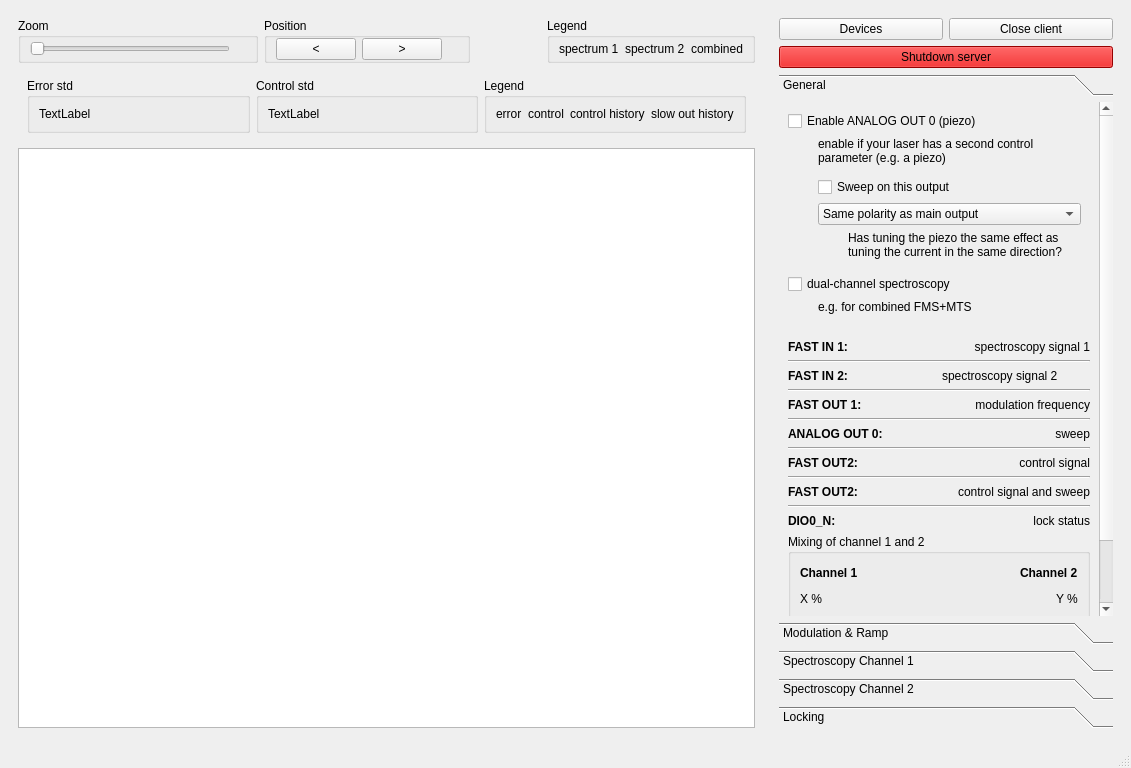
linien-org/linien, file linien/client/ui/main_window.ui: the form before one commit.
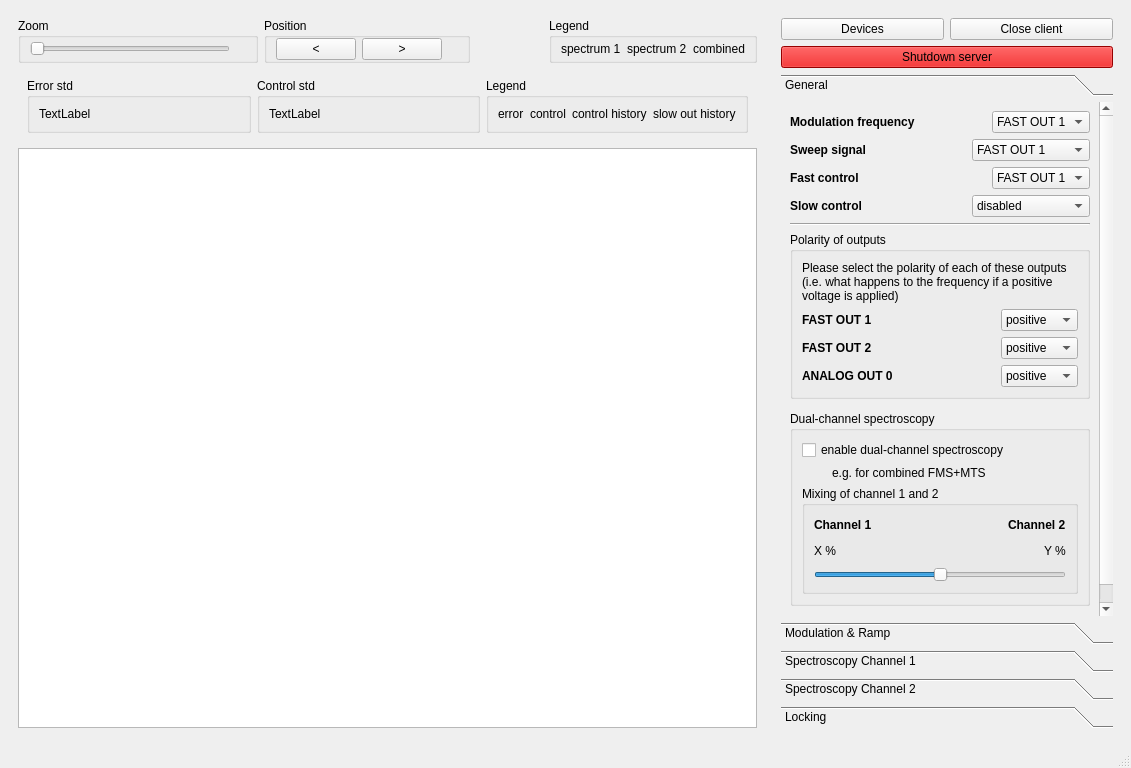
The form after the commit. Custom widgets are drawn as their Qt base class.

Commit message: more flexible selection of signal routing

```diff
--- a/linien/client/ui/main_window.ui
+++ b/linien/client/ui/main_window.ui
@@ -809,8 +809,8 @@
            <rect>
             <x>0</x>
             <y>0</y>
-            <width>357</width>
-            <height>704</height>
+            <width>340</width>
+            <height>679</height>
            </rect>
           </property>
           <attribute name="label">
@@ -818,23 +818,344 @@
           </attribute>
           <layout class="QVBoxLayout" name="verticalLayout_15">
            <item>
-            <widget class="QCheckBox" name="enable_slow_out">
+            <layout class="QHBoxLayout" name="horizontalLayout_24">
+             <item>
+              <widget class="QLabel" name="label_15">
+               <property name="font">
+                <font>
+                 <weight>75</weight>
+                 <bold>true</bold>
+                </font>
+               </property>
              <property name="text">
-              <string>Enable ANALOG OUT 0 (piezo)</string>
+                <string>Modulation frequency</string>
              </property>
             </widget>
            </item>
            <item>
-            <widget class="QLabel" name="label_10">
+              <widget class="QComboBox" name="mod_channel">
+               <property name="sizePolicy">
+                <sizepolicy hsizetype="Fixed" vsizetype="Fixed">
+                 <horstretch>0</horstretch>
+                 <verstretch>0</verstretch>
+                </sizepolicy>
+               </property>
+               <item>
              <property name="text">
-              <string>enable if your laser has a second control parameter (e.g. a piezo)</string>
+                 <string>FAST OUT 1</string>
+                </property>
+               </item>
+               <item>
+                <property name="text">
+                 <string>FAST OUT 2</string>
+                </property>
+               </item>
+              </widget>
+             </item>
+            </layout>
+           </item>
+           <item>
+            <layout class="QHBoxLayout" name="horizontalLayout_26">
+             <item>
+              <widget class="QLabel" name="label_17">
+               <property name="font">
+                <font>
+                 <weight>75</weight>
+                 <bold>true</bold>
+                </font>
+               </property>
+               <property name="text">
+                <string>Sweep signal</string>
+               </property>
+              </widget>
+             </item>
+             <item>
+              <widget class="QComboBox" name="sweep_channel">
+               <property name="sizePolicy">
+                <sizepolicy hsizetype="Fixed" vsizetype="Fixed">
+                 <horstretch>0</horstretch>
+                 <verstretch>0</verstretch>
+                </sizepolicy>
+               </property>
+               <item>
+                <property name="text">
+                 <string>FAST OUT 1</string>
+                </property>
+               </item>
+               <item>
+                <property name="text">
+                 <string>FAST OUT 2</string>
+                </property>
+               </item>
+               <item>
+                <property name="text">
+                 <string>ANALOG OUT 0</string>
+                </property>
+               </item>
+              </widget>
+             </item>
+            </layout>
+           </item>
+           <item>
+            <layout class="QHBoxLayout" name="horizontalLayout_25">
+             <item>
+              <widget class="QLabel" name="label_16">
+               <property name="sizePolicy">
+                <sizepolicy hsizetype="Preferred" vsizetype="Preferred">
+                 <horstretch>0</horstretch>
+                 <verstretch>0</verstretch>
+                </sizepolicy>
+               </property>
+               <property name="font">
+                <font>
+                 <weight>75</weight>
+                 <bold>true</bold>
+                </font>
+               </property>
+               <property name="text">
+                <string>Fast control</string>
+               </property>
+              </widget>
+             </item>
+             <item>
+              <widget class="QComboBox" name="control_channel">
+               <property name="sizePolicy">
+                <sizepolicy hsizetype="Fixed" vsizetype="Fixed">
+                 <horstretch>0</horstretch>
+                 <verstretch>0</verstretch>
+                </sizepolicy>
+               </property>
+               <item>
+                <property name="text">
+                 <string>FAST OUT 1</string>
+                </property>
+               </item>
+               <item>
+                <property name="text">
+                 <string>FAST OUT 2</string>
+                </property>
+               </item>
+              </widget>
+             </item>
+            </layout>
+           </item>
+           <item>
+            <layout class="QHBoxLayout" name="horizontalLayout_4">
+             <item>
+              <widget class="QLabel" name="label_3">
+               <property name="font">
+                <font>
+                 <weight>75</weight>
+                 <bold>true</bold>
+                </font>
+               </property>
+               <property name="text">
+                <string>Slow control</string>
+               </property>
+              </widget>
+             </item>
+             <item>
+              <widget class="QComboBox" name="slow_control_channel">
+               <property name="sizePolicy">
+                <sizepolicy hsizetype="Fixed" vsizetype="Fixed">
+                 <horstretch>0</horstretch>
+                 <verstretch>0</verstretch>
+                </sizepolicy>
+               </property>
+               <item>
+                <property name="text">
+                 <string>disabled</string>
+                </property>
+               </item>
+               <item>
+                <property name="text">
+                 <string>ANALOG OUT 0</string>
+                </property>
+               </item>
+              </widget>
+             </item>
+            </layout>
+           </item>
+           <item>
+            <widget class="Line" name="line">
+             <property name="orientation">
+              <enum>Qt::Horizontal</enum>
+             </property>
+            </widget>
+           </item>
+           <item>
+            <widget class="QGroupBox" name="groupBox_12">
+             <property name="title">
+              <string>Polarity of outputs</string>
+             </property>
+             <layout class="QVBoxLayout" name="verticalLayout_9">
+              <item>
+               <widget class="QLabel" name="label_8">
+                <property name="text">
+                 <string>Please select the polarity of each of these outputs (i.e. what happens to the frequency if a positive voltage is applied)</string>
              </property>
              <property name="wordWrap">
               <bool>true</bool>
              </property>
-             <property name="indent">
-              <number>30</number>
-             </property>
+               </widget>
+              </item>
+              <item>
+               <widget class="QWidget" name="polarity_container_fast_out1" native="true">
+                <layout class="QHBoxLayout" name="horizontalLayout_10">
+                 <property name="spacing">
+                  <number>6</number>
+                 </property>
+                 <property name="leftMargin">
+                  <number>0</number>
+                 </property>
+                 <property name="topMargin">
+                  <number>0</number>
+                 </property>
+                 <property name="rightMargin">
+                  <number>0</number>
+                 </property>
+                 <property name="bottomMargin">
+                  <number>0</number>
+                 </property>
+                 <item>
+                  <widget class="QLabel" name="label_9">
+                   <property name="font">
+                    <font>
+                     <weight>75</weight>
+                     <bold>true</bold>
+                    </font>
+                   </property>
+                   <property name="text">
+                    <string>FAST OUT 1</string>
+                   </property>
+                  </widget>
+                 </item>
+                 <item>
+                  <widget class="QComboBox" name="polarity_fast_out1">
+                   <property name="sizePolicy">
+                    <sizepolicy hsizetype="Fixed" vsizetype="Fixed">
+                     <horstretch>0</horstretch>
+                     <verstretch>0</verstretch>
+                    </sizepolicy>
+                   </property>
+                   <item>
+                    <property name="text">
+                     <string>positive</string>
+                    </property>
+                   </item>
+                   <item>
+                    <property name="text">
+                     <string>negative</string>
+                    </property>
+                   </item>
+                  </widget>
+                 </item>
+                </layout>
+               </widget>
+              </item>
+              <item>
+               <widget class="QWidget" name="polarity_container_fast_out2" native="true">
+                <layout class="QHBoxLayout" name="horizontalLayout_12">
+                 <property name="leftMargin">
+                  <number>0</number>
+                 </property>
+                 <property name="topMargin">
+                  <number>0</number>
+                 </property>
+                 <property name="rightMargin">
+                  <number>0</number>
+                 </property>
+                 <property name="bottomMargin">
+                  <number>0</number>
+                 </property>
+                 <item>
+                  <widget class="QLabel" name="label_11">
+                   <property name="font">
+                    <font>
+                     <weight>75</weight>
+                     <bold>true</bold>
+                    </font>
+                   </property>
+                   <property name="text">
+                    <string>FAST OUT 2</string>
+                   </property>
+                  </widget>
+                 </item>
+                 <item>
+                  <widget class="QComboBox" name="polarity_fast_out2">
+                   <property name="sizePolicy">
+                    <sizepolicy hsizetype="Fixed" vsizetype="Fixed">
+                     <horstretch>0</horstretch>
+                     <verstretch>0</verstretch>
+                    </sizepolicy>
+                   </property>
+                   <item>
+                    <property name="text">
+                     <string>positive</string>
+                    </property>
+                   </item>
+                   <item>
+                    <property name="text">
+                     <string>negative</string>
+                    </property>
+                   </item>
+                  </widget>
+                 </item>
+                </layout>
+               </widget>
+              </item>
+              <item>
+               <widget class="QWidget" name="polarity_container_analog_out0" native="true">
+                <layout class="QHBoxLayout" name="horizontalLayout_11">
+                 <property name="leftMargin">
+                  <number>0</number>
+                 </property>
+                 <property name="topMargin">
+                  <number>0</number>
+                 </property>
+                 <property name="rightMargin">
+                  <number>0</number>
+                 </property>
+                 <property name="bottomMargin">
+                  <number>0</number>
+                 </property>
+                 <item>
+                  <widget class="QLabel" name="label_4">
+                   <property name="font">
+                    <font>
+                     <weight>75</weight>
+                     <bold>true</bold>
+                    </font>
+                   </property>
+                   <property name="text">
+                    <string>ANALOG OUT 0</string>
+                   </property>
+                  </widget>
+                 </item>
+                 <item>
+                  <widget class="QComboBox" name="polarity_analog_out0">
+                   <property name="sizePolicy">
+                    <sizepolicy hsizetype="Fixed" vsizetype="Fixed">
+                     <horstretch>0</horstretch>
+                     <verstretch>0</verstretch>
+                    </sizepolicy>
+                   </property>
+                   <item>
+                    <property name="text">
+                     <string>positive</string>
+                    </property>
+                   </item>
+                   <item>
+                    <property name="text">
+                     <string>negative</string>
+                    </property>
+                   </item>
+                  </widget>
+                 </item>
+                </layout>
+               </widget>
+              </item>
+             </layout>
             </widget>
            </item>
            <item>
@@ -856,55 +1177,15 @@
             </widget>
            </item>
            <item>
-            <widget class="QWidget" name="slow_out_settings" native="true">
+            <widget class="QGroupBox" name="groupBox_11">
+             <property name="title">
+              <string>Dual-channel spectroscopy</string>
+             </property>
              <layout class="QVBoxLayout" name="verticalLayout_13">
-              <property name="leftMargin">
-               <number>30</number>
-              </property>
-              <property name="topMargin">
-               <number>0</number>
-              </property>
-              <item>
-               <widget class="QCheckBox" name="rampOnSlow">
-                <property name="text">
-                 <string>Sweep on this output</string>
-                </property>
-               </widget>
-              </item>
-              <item>
-               <widget class="QComboBox" name="slow_polarity">
-                <item>
-                 <property name="text">
-                  <string>Same polarity as main output</string>
-                 </property>
-                </item>
-                <item>
-                 <property name="text">
-                  <string>Different polarity than main output</string>
-                 </property>
-                </item>
-               </widget>
-              </item>
-              <item>
-               <widget class="QLabel" name="explain_slow_polarity">
-                <property name="text">
-                 <string>Has tuning the piezo the same effect as tuning the current in the same direction?</string>
-                </property>
-                <property name="wordWrap">
-                 <bool>true</bool>
-                </property>
-                <property name="indent">
-                 <number>30</number>
-                </property>
-               </widget>
-              </item>
-             </layout>
-            </widget>
-           </item>
            <item>
             <widget class="QCheckBox" name="dual_channel">
              <property name="text">
-              <string>dual-channel spectroscopy</string>
+                 <string>enable dual-channel spectroscopy</string>
              </property>
             </widget>
            </item>
@@ -921,342 +1202,6 @@
              </property>
             </widget>
            </item>
-           <item>
-            <spacer name="verticalSpacer_2">
-             <property name="orientation">
-              <enum>Qt::Vertical</enum>
-             </property>
-             <property name="sizeType">
-              <enum>QSizePolicy::Fixed</enum>
-             </property>
-             <property name="sizeHint" stdset="0">
-              <size>
-               <width>20</width>
-               <height>20</height>
-              </size>
-             </property>
-            </spacer>
-           </item>
-           <item>
-            <layout class="QHBoxLayout" name="horizontalLayout_10">
-             <item>
-              <widget class="QLabel" name="label_11">
-               <property name="text">
-                <string>&lt;html&gt;&lt;head/&gt;&lt;body&gt;&lt;p&gt;&lt;span style=&quot; font-weight:600;&quot;&gt;FAST IN 1:&lt;/span&gt;&lt;/p&gt;&lt;/body&gt;&lt;/html&gt;</string>
-               </property>
-               <property name="textFormat">
-                <enum>Qt::RichText</enum>
-               </property>
-               <property name="wordWrap">
-                <bool>true</bool>
-               </property>
-              </widget>
-             </item>
-             <item>
-              <widget class="QLabel" name="label_12">
-               <property name="text">
-                <string>spectroscopy signal 1</string>
-               </property>
-               <property name="alignment">
-                <set>Qt::AlignRight|Qt::AlignTrailing|Qt::AlignVCenter</set>
-               </property>
-               <property name="wordWrap">
-                <bool>true</bool>
-               </property>
-              </widget>
-             </item>
-            </layout>
-           </item>
-           <item>
-            <widget class="Line" name="line_5">
-             <property name="orientation">
-              <enum>Qt::Horizontal</enum>
-             </property>
-            </widget>
-           </item>
-           <item>
-            <widget class="QWidget" name="explain_second_channel" native="true">
-             <layout class="QVBoxLayout" name="verticalLayout_9">
-              <property name="leftMargin">
-               <number>0</number>
-              </property>
-              <property name="topMargin">
-               <number>0</number>
-              </property>
-              <property name="rightMargin">
-               <number>0</number>
-              </property>
-              <property name="bottomMargin">
-               <number>0</number>
-              </property>
-              <item>
-               <widget class="QWidget" name="explain_second_channel_inner" native="true">
-                <layout class="QHBoxLayout" name="horizontalLayout_4">
-                 <property name="leftMargin">
-                  <number>0</number>
-                 </property>
-                 <property name="topMargin">
-                  <number>0</number>
-                 </property>
-                 <property name="rightMargin">
-                  <number>0</number>
-                 </property>
-                 <property name="bottomMargin">
-                  <number>0</number>
-                 </property>
-                 <item>
-                  <widget class="QLabel" name="label_3">
-                   <property name="text">
-                    <string>&lt;html&gt;&lt;head/&gt;&lt;body&gt;&lt;p&gt;&lt;span style=&quot; font-weight:600;&quot;&gt;FAST IN 2:&lt;/span&gt;&lt;/p&gt;&lt;/body&gt;&lt;/html&gt;</string>
-                   </property>
-                   <property name="wordWrap">
-                    <bool>true</bool>
-                   </property>
-                  </widget>
-                 </item>
-                 <item>
-                  <widget class="QLabel" name="label_4">
-                   <property name="text">
-                    <string>spectroscopy signal 2</string>
-                   </property>
-                   <property name="wordWrap">
-                    <bool>true</bool>
-                   </property>
-                  </widget>
-                 </item>
-                </layout>
-               </widget>
-              </item>
-              <item>
-               <widget class="Line" name="line">
-                <property name="orientation">
-                 <enum>Qt::Horizontal</enum>
-                </property>
-               </widget>
-              </item>
-             </layout>
-            </widget>
-           </item>
-           <item>
-            <layout class="QHBoxLayout" name="horizontalLayout_11">
-             <item>
-              <widget class="QLabel" name="label_14">
-               <property name="text">
-                <string>&lt;html&gt;&lt;head/&gt;&lt;body&gt;&lt;p&gt;&lt;span style=&quot; font-weight:600;&quot;&gt;FAST OUT 1:&lt;/span&gt;&lt;/p&gt;&lt;/body&gt;&lt;/html&gt;</string>
-               </property>
-               <property name="textFormat">
-                <enum>Qt::RichText</enum>
-               </property>
-               <property name="wordWrap">
-                <bool>true</bool>
-               </property>
-              </widget>
-             </item>
-             <item>
-              <widget class="QLabel" name="label_13">
-               <property name="text">
-                <string>modulation frequency</string>
-               </property>
-               <property name="alignment">
-                <set>Qt::AlignRight|Qt::AlignTrailing|Qt::AlignVCenter</set>
-               </property>
-               <property name="wordWrap">
-                <bool>true</bool>
-               </property>
-              </widget>
-             </item>
-            </layout>
-           </item>
-           <item>
-            <widget class="Line" name="line_7">
-             <property name="orientation">
-              <enum>Qt::Horizontal</enum>
-             </property>
-            </widget>
-           </item>
-           <item>
-            <widget class="QWidget" name="explainSweepOnAnalog" native="true">
-             <layout class="QVBoxLayout" name="verticalLayout_14">
-              <property name="leftMargin">
-               <number>0</number>
-              </property>
-              <property name="topMargin">
-               <number>0</number>
-              </property>
-              <property name="rightMargin">
-               <number>0</number>
-              </property>
-              <property name="bottomMargin">
-               <number>0</number>
-              </property>
-              <item>
-               <layout class="QHBoxLayout" name="horizontalLayout_15">
-                <item>
-                 <widget class="QLabel" name="label_21">
-                  <property name="text">
-                   <string>&lt;html&gt;&lt;head/&gt;&lt;body&gt;&lt;p&gt;&lt;span style=&quot; font-weight:600;&quot;&gt;ANALOG OUT 0:&lt;/span&gt;&lt;/p&gt;&lt;/body&gt;&lt;/html&gt;</string>
-                  </property>
-                  <property name="wordWrap">
-                   <bool>true</bool>
-                  </property>
-                 </widget>
-                </item>
-                <item>
-                 <widget class="QLabel" name="label_22">
-                  <property name="text">
-                   <string>sweep</string>
-                  </property>
-                  <property name="alignment">
-                   <set>Qt::AlignRight|Qt::AlignTrailing|Qt::AlignVCenter</set>
-                  </property>
-                  <property name="wordWrap">
-                   <bool>true</bool>
-                  </property>
-                 </widget>
-                </item>
-               </layout>
-              </item>
-              <item>
-               <widget class="Line" name="line_4">
-                <property name="orientation">
-                 <enum>Qt::Horizontal</enum>
-                </property>
-               </widget>
-              </item>
-              <item>
-               <layout class="QHBoxLayout" name="horizontalLayout_14">
-                <item>
-                 <widget class="QLabel" name="label_19">
-                  <property name="text">
-                   <string>&lt;html&gt;&lt;head/&gt;&lt;body&gt;&lt;p&gt;&lt;span style=&quot; font-weight:600;&quot;&gt;FAST OUT2:&lt;/span&gt;&lt;/p&gt;&lt;/body&gt;&lt;/html&gt;</string>
-                  </property>
-                  <property name="wordWrap">
-                   <bool>true</bool>
-                  </property>
-                 </widget>
-                </item>
-                <item>
-                 <widget class="QLabel" name="label_20">
-                  <property name="text">
-                   <string>control signal</string>
-                  </property>
-                  <property name="alignment">
-                   <set>Qt::AlignRight|Qt::AlignTrailing|Qt::AlignVCenter</set>
-                  </property>
-                  <property name="wordWrap">
-                   <bool>true</bool>
-                  </property>
-                 </widget>
-                </item>
-               </layout>
-              </item>
-              <item>
-               <widget class="Line" name="line_3">
-                <property name="orientation">
-                 <enum>Qt::Horizontal</enum>
-                </property>
-               </widget>
-              </item>
-             </layout>
-            </widget>
-           </item>
-           <item>
-            <widget class="QWidget" name="explainNoSweepOnAnalog" native="true">
-             <layout class="QVBoxLayout" name="verticalLayout_16">
-              <property name="leftMargin">
-               <number>0</number>
-              </property>
-              <property name="topMargin">
-               <number>0</number>
-              </property>
-              <property name="rightMargin">
-               <number>0</number>
-              </property>
-              <property name="bottomMargin">
-               <number>0</number>
-              </property>
-              <item>
-               <widget class="QWidget" name="explainNoSweepOnAnalogInner" native="true">
-                <layout class="QHBoxLayout" name="horizontalLayout_18">
-                 <property name="leftMargin">
-                  <number>0</number>
-                 </property>
-                 <property name="topMargin">
-                  <number>0</number>
-                 </property>
-                 <property name="rightMargin">
-                  <number>0</number>
-                 </property>
-                 <property name="bottomMargin">
-                  <number>0</number>
-                 </property>
-                 <item>
-                  <layout class="QHBoxLayout" name="horizontalLayout_17">
-                   <item>
-                    <widget class="QLabel" name="label_25">
-                     <property name="text">
-                      <string>&lt;html&gt;&lt;head/&gt;&lt;body&gt;&lt;p&gt;&lt;span style=&quot; font-weight:600;&quot;&gt;FAST OUT2:&lt;/span&gt;&lt;/p&gt;&lt;/body&gt;&lt;/html&gt;</string>
-                     </property>
-                     <property name="wordWrap">
-                      <bool>true</bool>
-                     </property>
-                    </widget>
-                   </item>
-                   <item>
-                    <widget class="QLabel" name="label_26">
-                     <property name="text">
-                      <string>control signal and sweep</string>
-                     </property>
-                     <property name="alignment">
-                      <set>Qt::AlignRight|Qt::AlignTrailing|Qt::AlignVCenter</set>
-                     </property>
-                     <property name="wordWrap">
-                      <bool>true</bool>
-                     </property>
-                    </widget>
-                   </item>
-                  </layout>
-                 </item>
-                </layout>
-               </widget>
-              </item>
-              <item>
-               <widget class="Line" name="line_6">
-                <property name="orientation">
-                 <enum>Qt::Horizontal</enum>
-                </property>
-               </widget>
-              </item>
-             </layout>
-            </widget>
-           </item>
-           <item>
-            <layout class="QHBoxLayout" name="horizontalLayout_12">
-             <item>
-              <widget class="QLabel" name="label_9">
-               <property name="text">
-                <string>&lt;html&gt;&lt;head/&gt;&lt;body&gt;&lt;p&gt;&lt;span style=&quot; font-weight:600;&quot;&gt;DIO0_N:&lt;/span&gt;&lt;/p&gt;&lt;/body&gt;&lt;/html&gt;</string>
-               </property>
-               <property name="wordWrap">
-                <bool>true</bool>
-               </property>
-              </widget>
-             </item>
-             <item>
-              <widget class="QLabel" name="label_8">
-               <property name="text">
-                <string>lock status</string>
-               </property>
-               <property name="alignment">
-                <set>Qt::AlignRight|Qt::AlignTrailing|Qt::AlignVCenter</set>
-               </property>
-               <property name="wordWrap">
-                <bool>true</bool>
-               </property>
-              </widget>
-             </item>
-            </layout>
-           </item>
            <item>
             <widget class="QGroupBox" name="dual_channel_mixing">
              <property name="title">
@@ -1353,15 +1298,21 @@
              </layout>
             </widget>
            </item>
+             </layout>
+            </widget>
+           </item>
            <item>
-            <spacer name="verticalSpacer_4">
+            <spacer name="verticalSpacer_2">
              <property name="orientation">
               <enum>Qt::Vertical</enum>
              </property>
+             <property name="sizeType">
+              <enum>QSizePolicy::Fixed</enum>
+             </property>
              <property name="sizeHint" stdset="0">
               <size>
                <width>20</width>
-               <height>40</height>
+               <height>20</height>
               </size>
              </property>
             </spacer>
```
Lines whose indentation alone changed are shown as unchanged. The commit also changes 14 other files.
